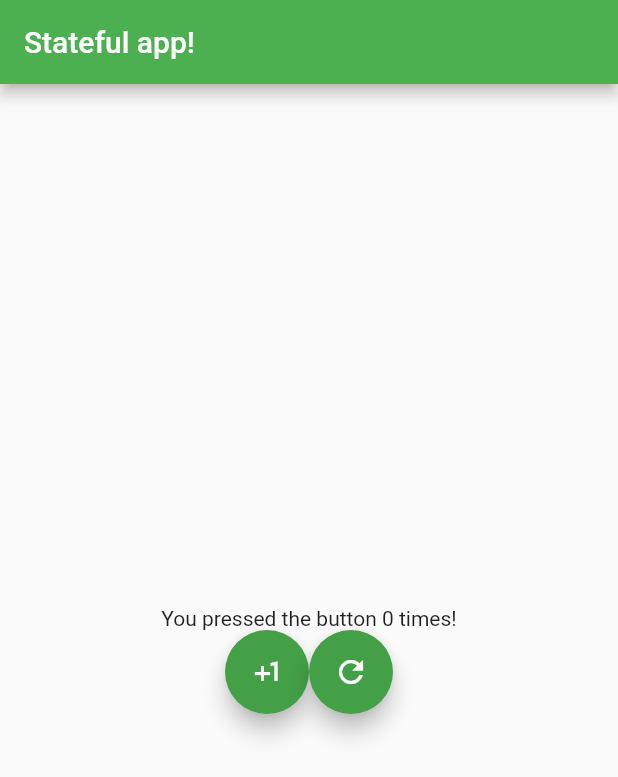
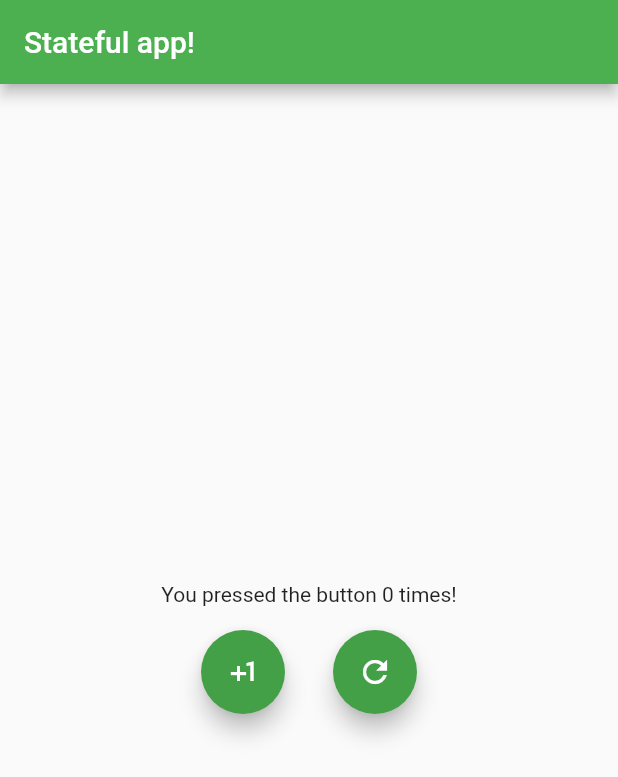
Before and after one commit to prp-e/simple_app, a Flutter app: the screen it shows after launch, on a phone screen of 412 x 824 dp. Shown: the top 777 px of the screen. Run offline on Flutter 3.47's test engine with Material 2 defaults, Android fonts, the phone set to English and light mode, and no system bars.

Commit message:
Made it more beautiful

```diff
--- a/lib/main.dart
+++ b/lib/main.dart
@@ -46,19 +46,24 @@ class _HomePage extends State<HomePage> {
               Row(
                 mainAxisAlignment: MainAxisAlignment.center,
                 children: <Widget>[
-                  FloatingActionButton(
+                  Padding(
+                    padding: EdgeInsets.all(16.0),
+                    child: FloatingActionButton(
                       onPressed: () {
                         _increase_counter();
                       },
                       backgroundColor: Colors.green[600],
                       child: Icon(Icons.plus_one),
                     ),
-                  FloatingActionButton(
+                  ),
+                  Padding(
+                      padding: EdgeInsets.all(16.0),
+                      child: FloatingActionButton(
                           onPressed: () {
                             _resetCounter();
                           },
                           backgroundColor: Colors.green[600],
-                      child: Icon(Icons.refresh)),
+                          child: Icon(Icons.refresh))),
                 ],
               )
             ]),
```
Lines whose indentation alone changed are shown as unchanged.
